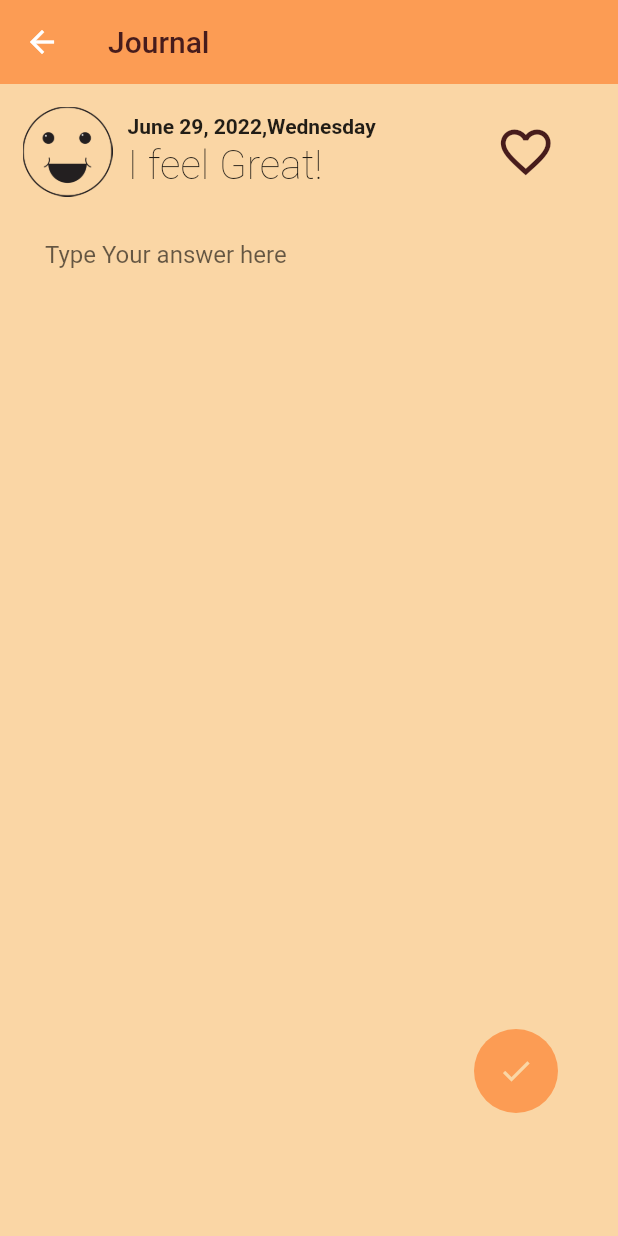
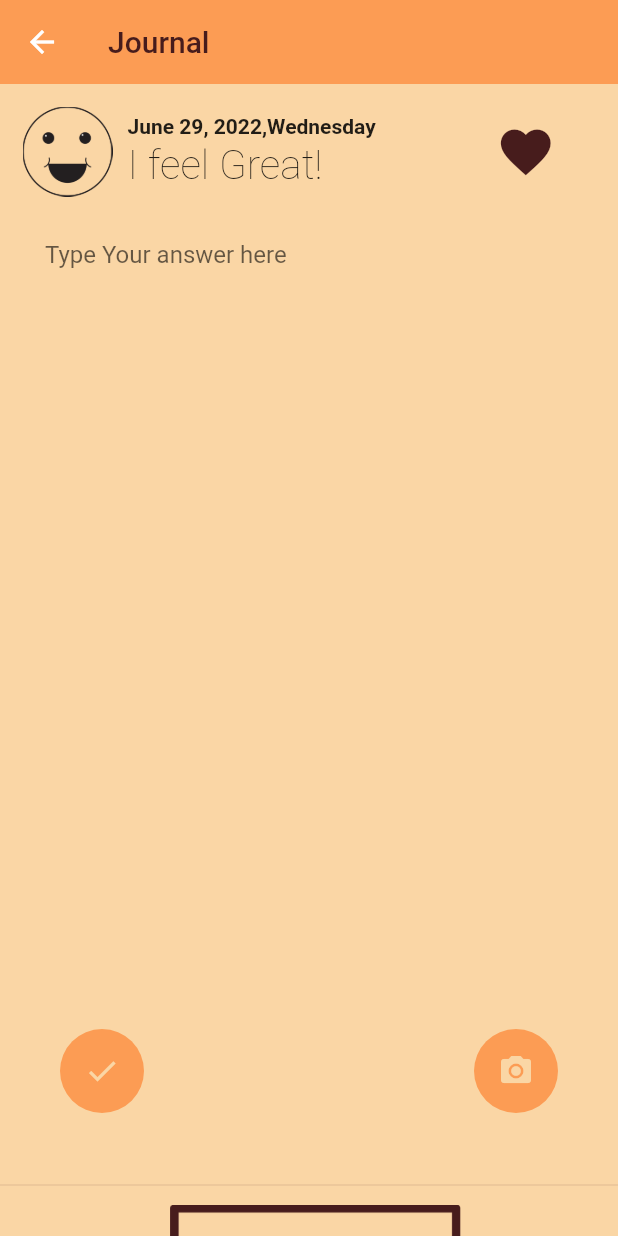
Before and after one commit to 204Rajeev/diary, a Flutter app: the AddJournal screen opened by its route, on a phone screen of 412 x 824 dp. Run offline on Flutter 3.47's test engine with Material 2 defaults, Android fonts, the phone set to English and light mode, and no system bars; our stand-ins replace image_picker; missing offline and left inert: dart:ffi.

Commit message:
Initial commit

```diff
--- a/lib/models/diary_entry.dart
+++ b/lib/models/diary_entry.dart
@@ -1,4 +1,5 @@
 import 'package:flutter/foundation.dart';
+import 'dart:io';
 
 class DiaryEntry {
   String id;
@@ -6,8 +7,9 @@ class DiaryEntry {
   String imageUrl;
   String description;
   bool isFavorite = false;
+  String deviceImagePath;
   DateTime date;
 
   DiaryEntry(this.id, this.mood, this.description, this.imageUrl,
-      this.isFavorite, this.date);
+      this.isFavorite, this.date, this.deviceImagePath);
 }
--- a/lib/screens/add_journal.dart
+++ b/lib/screens/add_journal.dart
@@ -1,10 +1,11 @@
-// ignore_for_file: deprecated_member_use
-
 import 'package:intl/intl.dart';
-
+import 'dart:io';
 import '../providers/journal_info.dart';
 import 'package:flutter/material.dart';
 import 'package:provider/provider.dart';
+import 'package:image_picker/image_picker.dart';
+import 'package:path/path.dart' as path;
+import 'package:path_provider/path_provider.dart' as syspaths;
 
 class AddJournal extends StatefulWidget {
   static const routeName = '/AddJournal';
@@ -19,6 +20,25 @@ class _AddJournalState extends State<AddJournal> {
   final journalEntry = TextEditingController();
   final now = DateTime.now();
   var isLoading = false;
+  late PickedFile _deviceImage;
+  late File savedImage;
+  bool tookpictures = false;
+
+  Future<void> _takepictures() async {
+    final imageFile = await ImagePicker().getImage(source: ImageSource.camera);
+
+    if (imageFile == null) {
+      return;
+    }
+    setState(() {
+      _deviceImage = imageFile;
+      tookpictures = true;
+    });
+    final appDir = await syspaths.getApplicationDocumentsDirectory();
+    final fileName = path.basename(imageFile.path);
+
+    savedImage = await File(imageFile.path).copy('${appDir.path}/$fileName');
+  }
 
   @override
   void dispose() {
@@ -58,7 +78,7 @@ class _AddJournalState extends State<AddJournal> {
           ? const Center(
               child: CircularProgressIndicator(
               valueColor: AlwaysStoppedAnimation<Color>(
-                Color.fromRGBO(71, 28, 28, 1), //<-- SEE HERE
+                Color.fromRGBO(71, 28, 28, 1),
               ),
             ))
           : SingleChildScrollView(
@@ -113,7 +133,7 @@ class _AddJournalState extends State<AddJournal> {
                                   size: 40,
                                 )
                               : const Icon(
-                                  Icons.favorite_border_outlined,
+                                  Icons.favorite_outlined,
                                   color: Color.fromRGBO(71, 28, 28, 1),
                                   size: 40,
                                 ),
@@ -147,9 +167,10 @@ class _AddJournalState extends State<AddJournal> {
                   Padding(
                     padding: const EdgeInsets.all(40),
                     child: Row(
-                      mainAxisAlignment: MainAxisAlignment.end,
+                      mainAxisAlignment: MainAxisAlignment.spaceBetween,
                       children: [
                         FloatingActionButton(
+                          heroTag: "btn1",
                           elevation: 0,
                           backgroundColor:
                               const Color.fromRGBO(252, 156, 84, 1),
@@ -160,11 +181,14 @@ class _AddJournalState extends State<AddJournal> {
 
                             info
                                 .addEntry(
-                                    journalEntry.text,
-                                    info.displayImage(),
-                                    info.displayMood(),
-                                    favouriteStatus,
-                                    now)
+                              journalEntry.text,
+                              info.displayImage(),
+                              info.displayMood(),
+                              favouriteStatus,
+                              now,
+                              savedImage,
+                              tookpictures,
+                            )
                                 .then((_) {
                               setState(() {
                                 isLoading = false;
@@ -178,9 +202,46 @@ class _AddJournalState extends State<AddJournal> {
                             color: Color.fromRGBO(250, 214, 165, 1),
                           ),
                         ),
+                        FloatingActionButton(
+                          heroTag: "btn2",
+                          elevation: 0,
+                          backgroundColor:
+                              const Color.fromRGBO(252, 156, 84, 1),
+                          onPressed: _takepictures,
+                          tooltip: 'Submit your journal',
+                          child: const Icon(
+                            Icons.camera_alt,
+                            color: Color.fromRGBO(250, 214, 165, 1),
+                          ),
+                        )
                       ],
                     ),
-                  )
+                  ),
+                  const Divider(
+                    thickness: 0.1,
+                    color: Color.fromRGBO(71, 28, 28, 1),
+                  ),
+                  tookpictures == false
+                      ? GestureDetector(
+                          onTap: _takepictures,
+                          child: Container(
+                            height: 200,
+                            width: double.infinity,
+                            padding: const EdgeInsets.fromLTRB(30, 5, 0, 5),
+                            child: Image.asset('assets/images/add.png',
+                                fit: BoxFit.fitHeight),
+                          ),
+                        )
+                      : Container(
+                          padding: EdgeInsets.all(20),
+                          height: 300,
+                          width: 300,
+                          child: Image.file(
+                            File(_deviceImage.path),
+                            fit: BoxFit.cover,
+                            width: double.infinity,
+                          ),
+                        )
                 ],
               ),
             ),
--- a/lib/screens/favourites_screen.dart
+++ b/lib/screens/favourites_screen.dart
@@ -52,6 +52,7 @@ class FavouritesScreen extends StatelessWidget {
                           favStatus: journalList.favEntries[index].isFavorite,
                           imageUrl: journalList.favEntries[index].imageUrl,
                           id: journalList.favEntries[index].id,
+                          imagePath_: journalList.entries[index].deviceImagePath,
                         )
                       ],
                     )),
--- a/lib/screens/home_screen.dart
+++ b/lib/screens/home_screen.dart
@@ -74,7 +74,8 @@ class _HomeScreenState extends State<HomeScreen> {
           ),
         ),
       ),
-      body: Column(
+      body: SingleChildScrollView(
+        child: Column(
           mainAxisAlignment: MainAxisAlignment.spaceEvenly,
           children: [
             Padding(
@@ -150,6 +151,7 @@ class _HomeScreenState extends State<HomeScreen> {
             RandomQuotes(),
           ],
         ),
+      ),
     );
   }
 }
--- a/pubspec.yaml
+++ b/pubspec.yaml
@@ -30,12 +30,17 @@ dependencies:
   flutter:
     sdk: flutter
   provider: ^6.0.2
+  image_picker: ^0.8.5+3
+  path_provider: ^2.0.11
+  path: ^1.8.0
+  sqflite: ^2.0.2+1
 
   # The following adds the Cupertino Icons font to your application.
   # Use with the CupertinoIcons class for iOS style icons.
   cupertino_icons: ^1.0.2
   intl: ^0.17.0
   http: ^0.13.4
+
 
 dev_dependencies:
   flutter_test:
@@ -68,6 +73,7 @@ flutter:
     - assets/images/okayishMood.png
     - assets/images/badMood.png
     - assets/images/teribleMood.png
+    - assets/images/add.png
 
   # An image asset can refer to one or more resolution-specific "variants", see
   # https://flutter.dev/assets-and-images/#resolution-aware.
```
Also changed, not shown: lib/helpers/db_helper.dart (added, +24 -0 lines), lib/providers/journal_info.dart (+33 -19 lines), lib/screens/display_screen.dart (added, +127 -0 lines), lib/screens/entries_screen.dart (+22 -7 lines), lib/widgets/journal_list_item.dart (+22 -6 lines), assets/images/add.png (added), pubspec.lock, 1 other file. Lines whose indentation alone changed are shown as unchanged.
